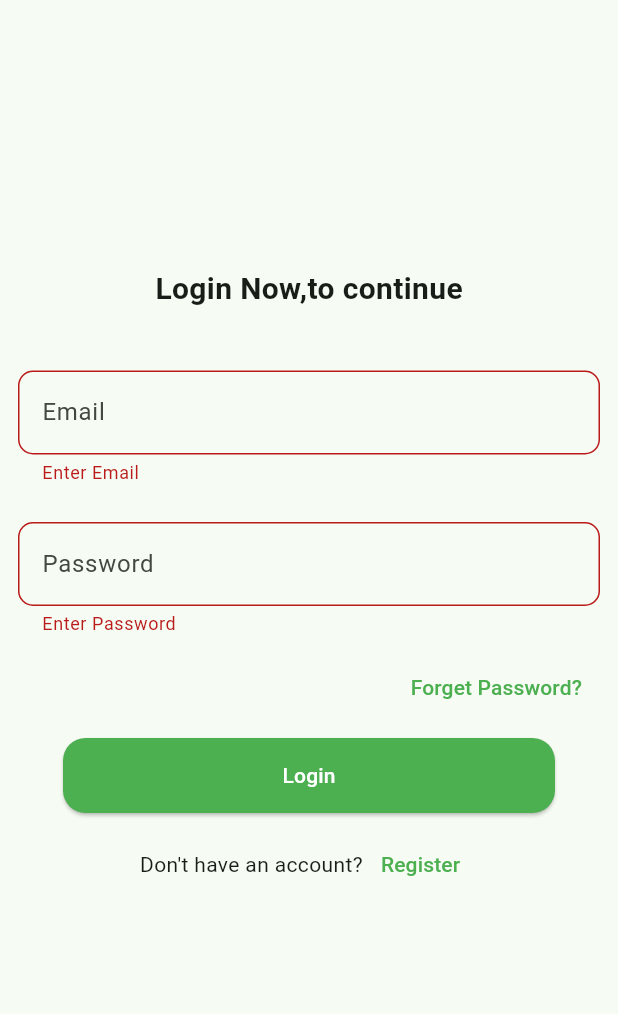
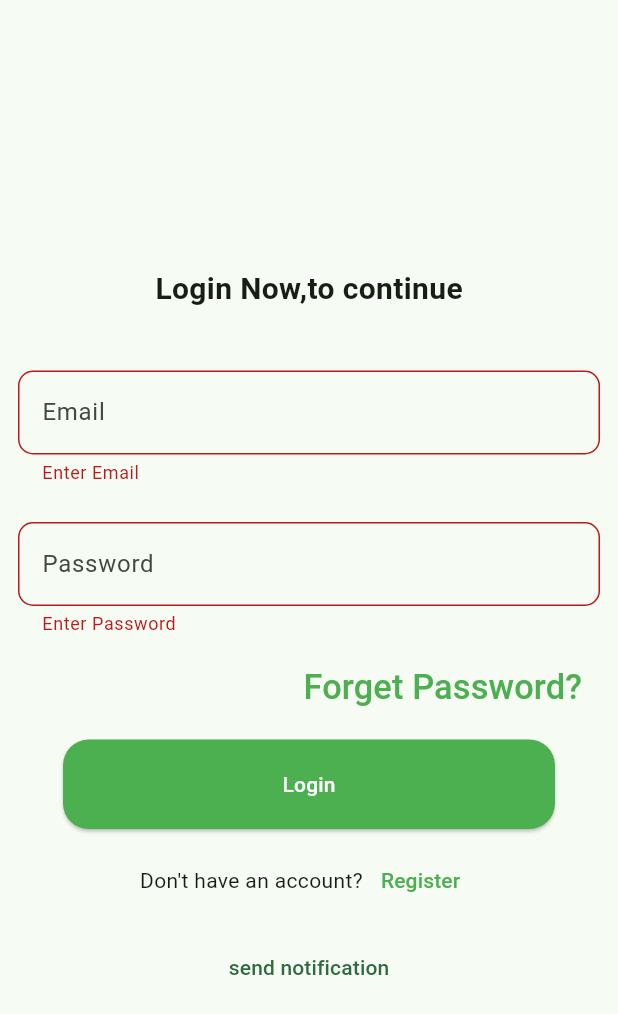
Before and after one commit to YoussefMohammed001/codex_flutter_g1, a Flutter app: the screen it shows after launch, after a tap on "Login", on a phone screen of 412 x 824 dp. Shown: the top 1014 px of the screen. Run offline on Flutter 3.47's test engine with Material 3 defaults, Android fonts, the light colour scheme and no system bars; our stand-ins replace bloc, cloud_firestore, device_preview, dio, firebase_auth, firebase_core and 9 more; accounts and stored records are empty; network calls fail; project files that could hold a hidden picture were left out.

Commit message:
session 23

```diff
--- a/lib/app.dart
+++ b/lib/app.dart
@@ -1,6 +1,7 @@
 import 'package:codex_flutter_g1/core/routes/routes_services.dart';
 import 'package:codex_flutter_g1/core/styles/app_colors.dart';
 import 'package:flutter/material.dart';
+import 'package:flutter_screenutil/flutter_screenutil.dart';
 
 class MyApp extends StatefulWidget {
  const  MyApp({super.key});
@@ -20,6 +21,11 @@ class _MyAppState extends State<MyApp> {
   // This widget is the root of your application.
   @override
   Widget build(BuildContext context) {
+    return ScreenUtilInit(
+        designSize: const Size(360, 690),
+        minTextAdapt: true,
+        splitScreenMode: true,
+      builder: (context,child) {
         return MaterialApp(
           title: 'Flutter Demo',
           theme: ThemeData(
@@ -31,5 +37,7 @@ class _MyAppState extends State<MyApp> {
 
         );
       }
+    );
+  }
 
 }
--- a/lib/features/login/view/screen/login_screen.dart
+++ b/lib/features/login/view/screen/login_screen.dart
@@ -1,7 +1,9 @@
 import 'package:codex_flutter_g1/core/routes/routes.dart';
 import 'package:codex_flutter_g1/features/login/view_model/login_cubit.dart';
+import 'package:codex_flutter_g1/send_notificaation.dart';
 import 'package:flutter/material.dart';
 import 'package:flutter_bloc/flutter_bloc.dart' show BlocBuilder, BlocListener, BlocProvider, ReadContext;
+import 'package:flutter_screenutil/flutter_screenutil.dart';
 import 'package:shared_preferences/shared_preferences.dart';
 
 class LoginScreen extends StatefulWidget {
@@ -27,7 +29,7 @@ class _LoginScreenState extends State<LoginScreen> {
   child: BlocListener<LoginCubit, LoginState>(
   listener: (context, state) async {
     if (state is LoginSuccess) {
-      Navigator.pushNamed(context, Routes.homeScreen);
+      Navigator.pushReplacementNamed(context, Routes.homeScreen);
     } else if (state is LoginFailure) {
       ScaffoldMessenger.of(context).showSnackBar(SnackBar(content: Text(state.errorMessage)));
     }
@@ -95,6 +97,7 @@ class _LoginScreenState extends State<LoginScreen> {
                         "Forget Password?",
                         style: TextStyle(
                           color: Colors.green,
+                          fontSize: 20.sp
                         ),
                       )),
                 ),
@@ -110,10 +113,10 @@ class _LoginScreenState extends State<LoginScreen> {
                     },
                     style: ButtonStyle(
                       minimumSize: WidgetStatePropertyAll(
-                        Size(double.infinity, 50),
+                        Size(double.infinity, 50.h),
                       ),
                       shape: WidgetStatePropertyAll(RoundedRectangleBorder(
-                          borderRadius: BorderRadius.circular(15))),
+                          borderRadius: BorderRadius.circular(15.r))),
                       backgroundColor: MaterialStatePropertyAll(Colors.green),
                     ),
                     child: Text(
@@ -137,7 +140,11 @@ class _LoginScreenState extends State<LoginScreen> {
                           style: TextStyle(color: Colors.green),
                         ))
                   ],
-                )
+                ),
+
+                TextButton(onPressed: () async {
+                  await sendNotification();
+                }, child: Text("send notification"))
               ],
             ),
           ),
--- a/lib/features/register/view_model/register_cubit.dart
+++ b/lib/features/register/view_model/register_cubit.dart
@@ -18,6 +18,7 @@ FirebaseFirestore firebaseFirestore = FirebaseFirestore.instance;
 
       print("user ====> {${user.user!.delete()}}");
      final result =  await saveUserDataToFireStore(username: username);
+     print("result = ======> $result");
      if(result == true){
        emit(RegisterSuccess());
      }
--- a/lib/features/splash/view/screen/splash_screen.dart
+++ b/lib/features/splash/view/screen/splash_screen.dart
@@ -54,7 +54,6 @@ animatedText() async {
 
   @override
   void initState() {
-    NotificationsServices().showNotification(id: 12, title: "test notification", body: "test notification body");
     animatedText();
     // Timer.periodic(Duration(milliseconds: 300), (timer) {
     //   size = size == 100 ? 50 : 100;
--- a/lib/main.dart
+++ b/lib/main.dart
@@ -2,6 +2,7 @@ import 'package:codex_flutter_g1/app.dart';
 import 'package:codex_flutter_g1/core/cash/app_preferences.dart';
 import 'package:codex_flutter_g1/core/cash/preference_keys.dart';
 import 'package:codex_flutter_g1/notifications_services.dart';
+import 'package:device_preview/device_preview.dart';
 import 'package:firebase_core/firebase_core.dart' show Firebase;
 import 'package:flutter/material.dart';
 
@@ -9,8 +10,17 @@ Future<void> main() async {
   WidgetsFlutterBinding.ensureInitialized();
   await Firebase.initializeApp();
   await AppPreferences.init();
-  NotificationsServices().init();
+  initFcm();
   print("user id====> ${AppPreferences.getString(key: PreferenceKeys.userId)}");
-  runApp(MyApp());
 
+  runApp(
+    DevicePreview(
+      enabled: true,
+      tools: const [
+        ...DevicePreview.defaultTools,
+      ],
+      builder: (context) => const MyApp(),
+    ),
+  );
+  // runApp(MyApp());
 }
--- a/lib/notifications_services.dart
+++ b/lib/notifications_services.dart
@@ -1,45 +1,143 @@
+import 'package:firebase_messaging/firebase_messaging.dart';
 import 'package:flutter_local_notifications/flutter_local_notifications.dart';
+import 'package:permission_handler/permission_handler.dart';
+// Future<void> firebaseMessagingOnBackGroundHandler(RemoteMessage message) async{
+//   print("on background message");
+//   print(message.notification!.title);
+//   print(message.notification!.body);
+//   if(message.notification != null){
+//     print(message.notification!.title);
+//     print(message.notification!.body);
+//     NotificationsServices().showNotification(id: 0, title: message.notification!.title!, body:  message.notification!.body!);
+//   }
+// }
+//
+// class NotificationsServices {
+//   static final NotificationsServices _notificationsServices =
+//       NotificationsServices._notificationsServices;
+//
+//   final FlutterLocalNotificationsPlugin flutterLocalNotificationsPlugin =
+//   FlutterLocalNotificationsPlugin();
+//
+//    Future<void>  init() async {
+//     AndroidInitializationSettings initializationSettingsAndroid =
+//     AndroidInitializationSettings("@mipmap/ic_launcher");
+//
+//     InitializationSettings initializationSettings =
+//     InitializationSettings(android: initializationSettingsAndroid);
+//     await flutterLocalNotificationsPlugin.initialize(initializationSettings);
+//     await _requestNotificationsPermission();
+//     await _initFirebaseCloudMessaging();
+//
+//    }
+//
+//
+// Future<void> _initFirebaseCloudMessaging()async{
+//      await FirebaseMessaging.instance.requestPermission();
+//      final fcmToken = await FirebaseMessaging.instance.getToken();
+//      print("fcmToken ====> $fcmToken");
+//      FirebaseMessaging.onMessage.listen((message){
+//       if(message.notification != null){
+//         print(message.notification!.title);
+//         print(message.notification!.body);
+//         showNotification(id: 0, title: message.notification!.title!, body:  message.notification!.body!);
+//       }
+//
+//      });
+//
+// }
+//
+//
+//   Future<void> showNotification({required int id, required String title, required String body}) async {
+//      AndroidNotificationDetails androidNotificationDetails =
+//     AndroidNotificationDetails(
+//       "ecommerce_1",
+//       "ecommerce",
+//       importance: Importance.max,
+//       priority: Priority.high,
+//     );
+//
+//    await  flutterLocalNotificationsPlugin.show(
+//         id,
+//         title,
+//         body,
+//         NotificationDetails(
+//           android: androidNotificationDetails,
+//         ));
+//
+//   }
+//
 
-class NotificationsServices {
-  static final NotificationsServices _notificationsServices =
-      NotificationsServices._notificationsServices;
+// }
 
-  final FlutterLocalNotificationsPlugin flutterLocalNotificationsPlugin =
-  FlutterLocalNotificationsPlugin();
 
-   Future<void>  init() async {
-    AndroidInitializationSettings initializationSettingsAndroid =
-    AndroidInitializationSettings("@mipmap/ic_launcher");
+FlutterLocalNotificationsPlugin flutterLocalNotificationsPlugin = FlutterLocalNotificationsPlugin();
 
-    InitializationSettings initializationSettings =
-    InitializationSettings(android: initializationSettingsAndroid);
-    await flutterLocalNotificationsPlugin.initialize(initializationSettings);
-    await _requestNotificationsPermission();
+
+void initFcm() async {
+  initLocalNotifications();
+await requestNotificationsPermission();
+
+  FirebaseMessaging.instance.getToken().then((onValue){
+    print("token===>$onValue");
+  });
+ FirebaseMessaging.onBackgroundMessage(firebaseMessagingBackgroundHandler);
+
+
+ FirebaseMessaging.onMessage.listen((message){
+    if(message.notification != null){
+      showNotification(title: message.notification!.title!, body: message.notification!.body!);
+    }
+  });
+
+}
+
+
+@pragma('vm:entry-point')
+Future<void> firebaseMessagingBackgroundHandler(RemoteMessage message) async {
+print("on background message");
+  if(message.notification != null){
+    showNotification(title: message.notification!.title!, body: message.notification!.body!);
   }
+}
 
-  Future<void> showNotification(
-      {required int id, required String title, required String body}) async {
-    AndroidNotificationDetails androidNotificationDetails =
-    AndroidNotificationDetails(
-      "ecommerce_1",
-      "ecommerce",
-      importance: Importance.max,
-      priority: Priority.high,
-    );
-    flutterLocalNotificationsPlugin.show(
-        id,
-        title,
-        body,
-        NotificationDetails(
-          android: androidNotificationDetails,
-        ));
+  Future<void> requestNotificationsPermission() async {
+    if(await Permission.notification.request().isGranted){
+      print("notification permission granted");
+    }else{
+      print("notification permission denied");
+    }
+
+
 
   }
 
-  Future<void> _requestNotificationsPermission() async {
-    await flutterLocalNotificationsPlugin
-        .resolvePlatformSpecificImplementation<
-        AndroidFlutterLocalNotificationsPlugin>()
-        ?.requestNotificationsPermission();
+void initLocalNotifications()async{
+    AndroidInitializationSettings  androidSettings = AndroidInitializationSettings('@mipmap/ic_launcher');
+
+    InitializationSettings initializationSettings = InitializationSettings(
+      android: androidSettings,
+    );
+    flutterLocalNotificationsPlugin.initialize(initializationSettings);
   }
-}
+
+  void showNotification({required String title,required String body})async{
+    const AndroidNotificationDetails androidNotificationDetails = AndroidNotificationDetails(
+      "ecommerce_1",
+      "ecommerce",
+      priority: Priority.high,
+      importance: Importance.max,
+    );
+
+    NotificationDetails notificationDetails = NotificationDetails(
+      android: androidNotificationDetails,
+    );
+    await flutterLocalNotificationsPlugin.show(
+      title.hashCode,
+      title,
+      body,
+      notificationDetails,
+    );
+
+
+  }
```
Also changed, not shown: assets/json/service_account.json (added, +13 -0 lines), lib/features/home/view/widgets/blog_item.dart (+33 -10 lines), lib/firebase_credenails_helper.dart (added, +18 -0 lines), lib/send_notificaation.dart (added, +35 -0 lines), pubspec.yaml (+8 -1 lines), pubspec.lock, 29 other files. Lines whose indentation alone changed are shown as unchanged.
